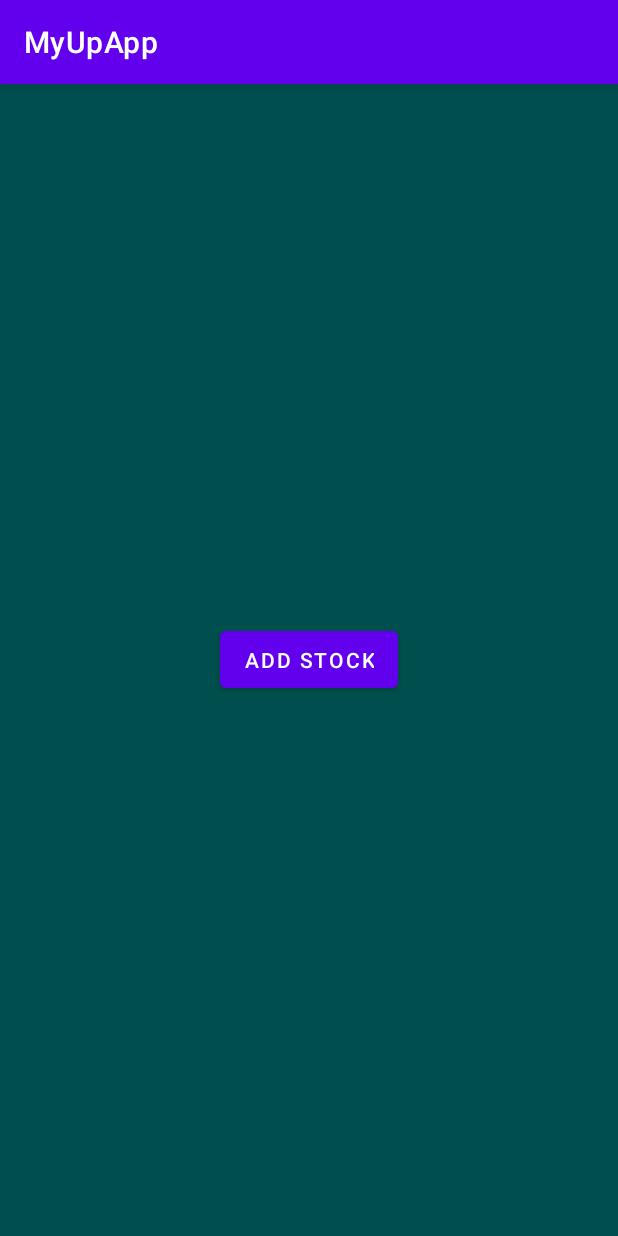
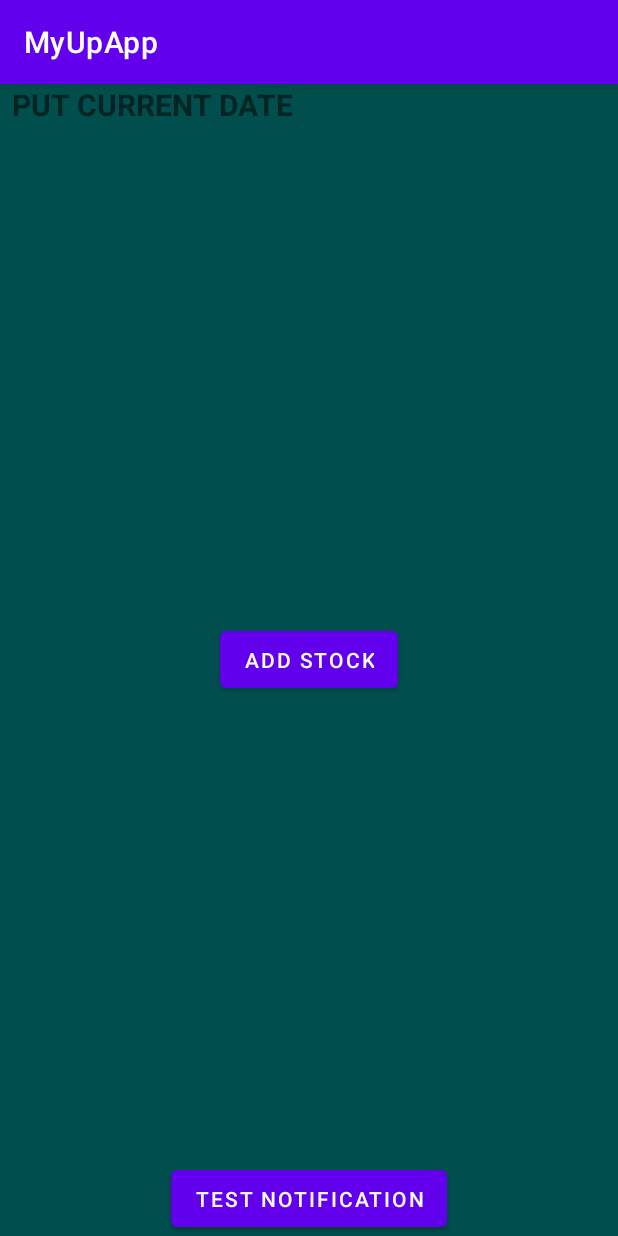
Before and after one commit to alejandrolue/MyUpApp, an Android app: the MainActivity screen opened directly, with no data from a screen before it, on a phone screen of 412 x 824 dp. Run offline under Robolectric (Android 15) with nearby library versions, the phone set to English and light mode, and no system bars; our stand-ins replace Volley; 2 statements that could not run were skipped.

Commit message:
Main activity_main.xml layout changes

```diff
--- a/app/src/main/res/layout/activity_main.xml
+++ b/app/src/main/res/layout/activity_main.xml
@@ -72,15 +72,17 @@
 
         android:text="@string/add_stock" />
 
-    <androidx.core.widget.NestedScrollView
-        android:id="@+id/container_home"
-        android:layout_width="match_parent"
-        android:layout_height="match_parent"
-        android:visibility="gone"
-        android:layout_marginTop="50dp"
-        android:fillViewport="true">
 
-        <LinearLayout
+    <Button
+        android:id="@+id/test_notification"
+        android:layout_width="wrap_content"
+        android:layout_height="50dp"
+
+        android:layout_gravity="bottom|center_horizontal"
+
+        android:text="Test notification" />
+
+    <LinearLayout
             android:layout_width="match_parent"
             android:layout_height="wrap_content"
             android:orientation="vertical" >
@@ -103,5 +105,4 @@
                 android:visibility="visible"
                 />
         </LinearLayout>
-    </androidx.core.widget.NestedScrollView>
 </androidx.coordinatorlayout.widget.CoordinatorLayout>
```
